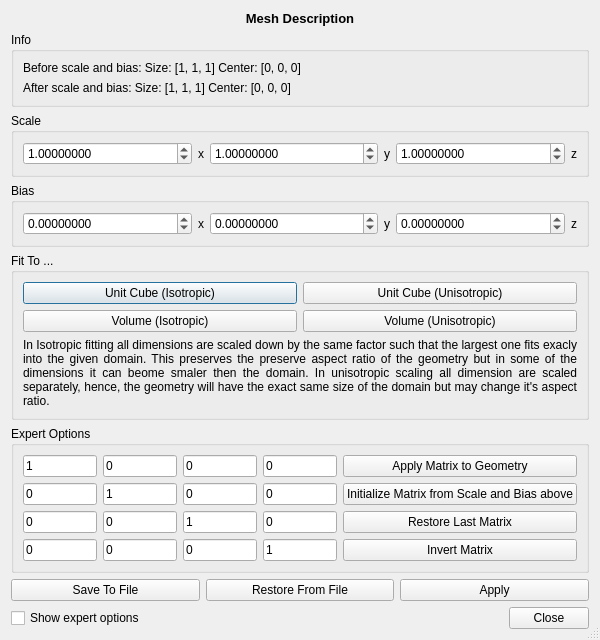
This is ImageVis3D/UI/UI/ScaleAndBiasDlg.ui in SCIInstitute/ImageVis3D as Qt 5 draws it before an edit. The edited form follows.
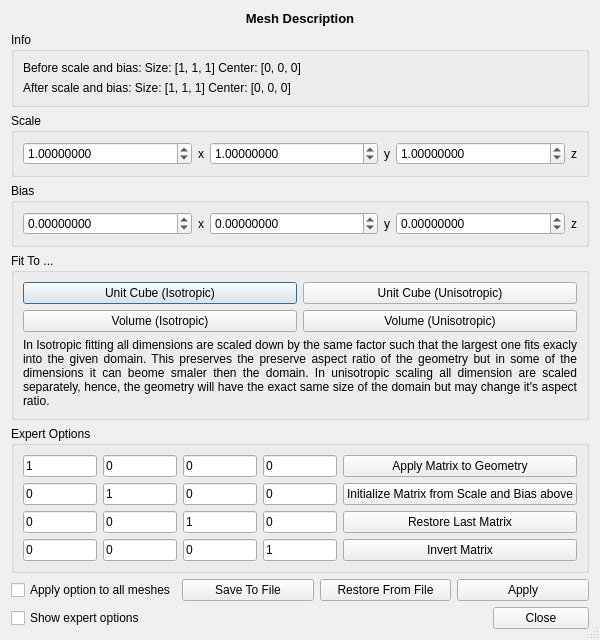
This is the edited form.

Commit message: Add checkbox to the mesh transform dialog that allows to transform all meshes at once.

```diff
--- a/ImageVis3D/UI/UI/ScaleAndBiasDlg.ui
+++ b/ImageVis3D/UI/UI/ScaleAndBiasDlg.ui
@@ -9,8 +9,8 @@
    <rect>
     <x>0</x>
     <y>0</y>
-    <width>457</width>
-    <height>631</height>
+    <width>471</width>
+    <height>637</height>
    </rect>
   </property>
   <property name="contextMenuPolicy">
@@ -792,8 +792,21 @@
       <property name="margin">
        <number>0</number>
       </property>
+      <item>
+       <widget class="QCheckBox" name="checkBox_applyAll">
+        <property name="text">
+         <string>Apply option to all meshes</string>
+        </property>
+       </widget>
+      </item>
       <item>
        <widget class="QPushButton" name="pushButton_Save">
+        <property name="minimumSize">
+         <size>
+          <width>96</width>
+          <height>0</height>
+         </size>
+        </property>
         <property name="text">
          <string>Save To File</string>
         </property>
@@ -801,6 +814,12 @@
       </item>
       <item>
        <widget class="QPushButton" name="pushButton_Restore">
+        <property name="minimumSize">
+         <size>
+          <width>96</width>
+          <height>0</height>
+         </size>
+        </property>
         <property name="text">
          <string>Restore From File</string>
         </property>
@@ -808,6 +827,12 @@
       </item>
       <item>
        <widget class="QPushButton" name="pushButton_apply">
+        <property name="minimumSize">
+         <size>
+          <width>96</width>
+          <height>0</height>
+         </size>
+        </property>
         <property name="text">
          <string>Apply</string>
         </property>
@@ -850,6 +875,12 @@
       </item>
       <item>
        <widget class="QPushButton" name="pushButton_close">
+        <property name="minimumSize">
+         <size>
+          <width>96</width>
+          <height>0</height>
+         </size>
+        </property>
         <property name="text">
          <string>Close</string>
         </property>
```
The commit also changes 3 other files.
